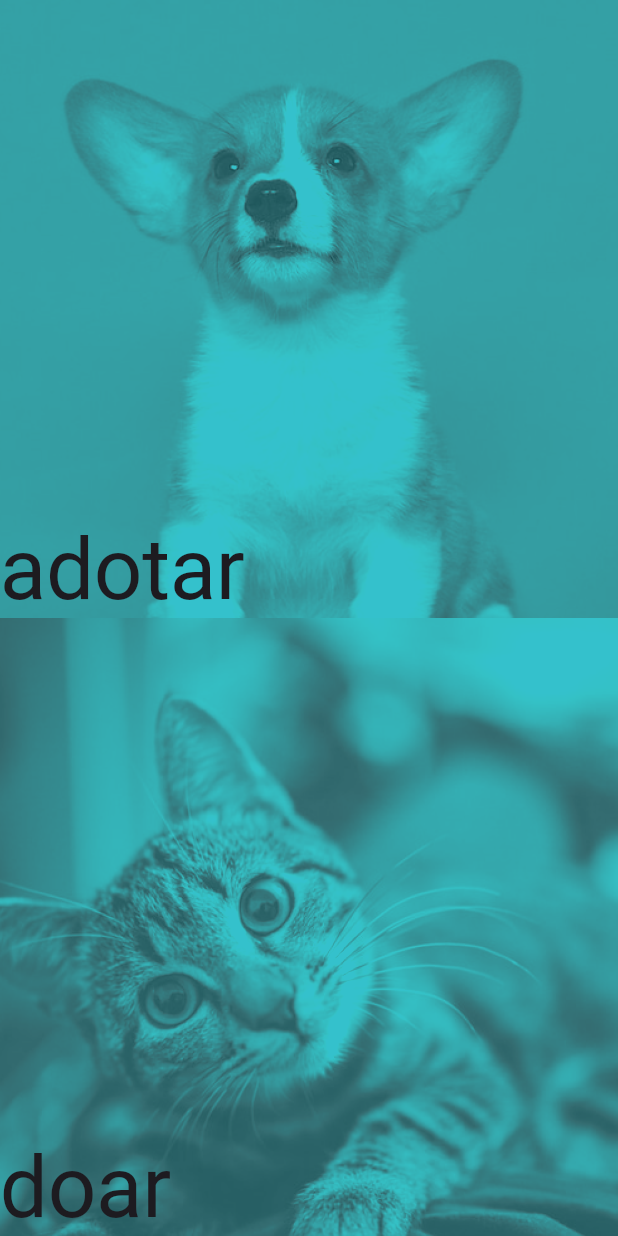
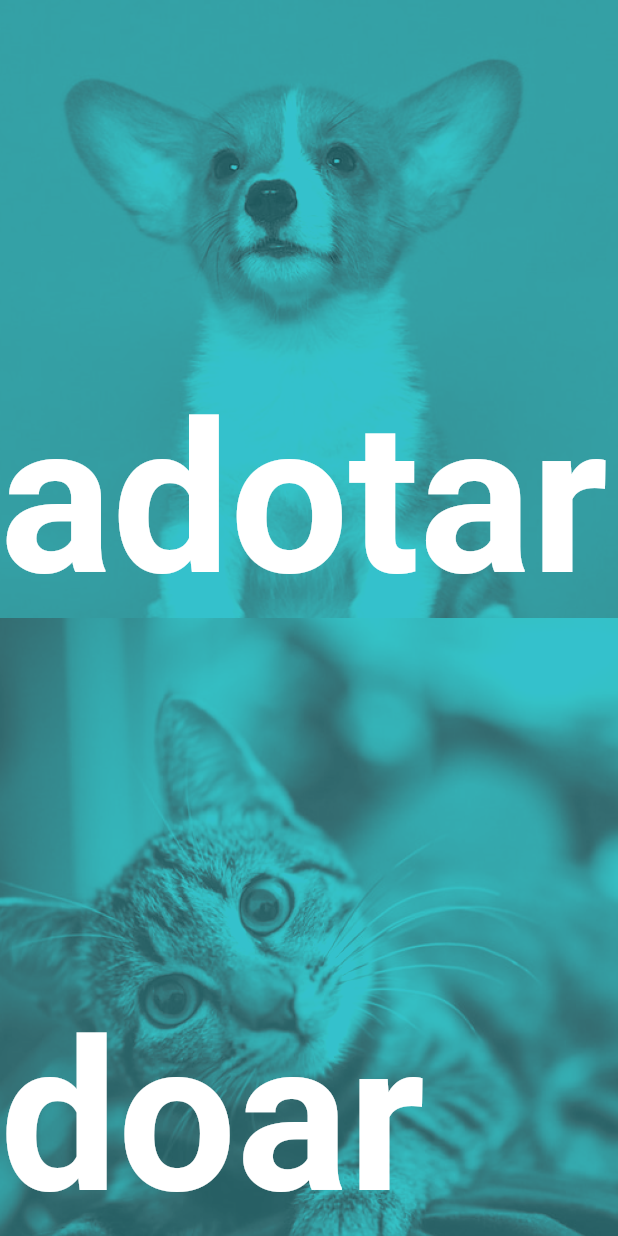
Before and after one commit to tecrodrigocastro/adote-um-pet-app, a Flutter app: the ChoosePage screen opened directly, on a phone screen of 412 x 824 dp. Run offline on Flutter 3.47's test engine with Material 3 defaults, Android fonts, the light colour scheme and no system bars; our stand-ins replace bloc, dio, equatable, flutter_dotenv, flutter_masked_text2, fpdart and 4 more; accounts and stored records are empty.

Commit message:
style: adicionando padronizacoes de tema

```diff
--- a/design_system/lib/src/theme/app_theme.dart
+++ b/design_system/lib/src/theme/app_theme.dart
@@ -12,10 +12,30 @@ class AppTheme {
         size: 30,
       ),
     ),
+    drawerTheme: const DrawerThemeData(
+      backgroundColor: AppColors.whiteColor,
+    ),
     textTheme: TextTheme(
+      labelLarge: GoogleFonts.roboto(
+        fontWeight: FontWeight.w400,
+        color: AppColors.secondaryColor,
+      ),
       labelMedium: GoogleFonts.roboto(
         fontWeight: FontWeight.w400,
         color: AppColors.whiteColor,
+      ),
+      labelSmall: GoogleFonts.mulish(
+        fontSize: 14,
+        fontWeight: FontWeight.w400,
+        color: AppColors.secondaryColor,
+      ),
+      titleMedium: GoogleFonts.roboto(
+        fontWeight: FontWeight.w700,
+        color: AppColors.secondaryColor,
+      ),
+      titleSmall: GoogleFonts.mulish(
+        fontWeight: FontWeight.w600,
+        color: AppColors.blackColor,
       ),
       bodyLarge: GoogleFonts.montserrat(
         fontWeight: FontWeight.w400,
@@ -29,6 +49,22 @@ class AppTheme {
         fontWeight: FontWeight.bold,
         color: AppColors.primaryColor,
       ),
+      displayLarge: GoogleFonts.roboto(
+        fontWeight: FontWeight.w700,
+        color: AppColors.whiteColor,
+        fontSize: 140,
+      ),
+      headlineSmall: GoogleFonts.montserrat(
+        fontWeight: FontWeight.w300,
+        color: AppColors.secondaryColor,
+        fontStyle: FontStyle.italic,
+      ),
+      headlineMedium: GoogleFonts.sourceSans3(
+        fontSize: 24,
+        fontWeight: FontWeight.w700,
+        color: AppColors.secondaryColor,
+        fontStyle: FontStyle.normal,
+      ),
     ),
   );
 }
```
